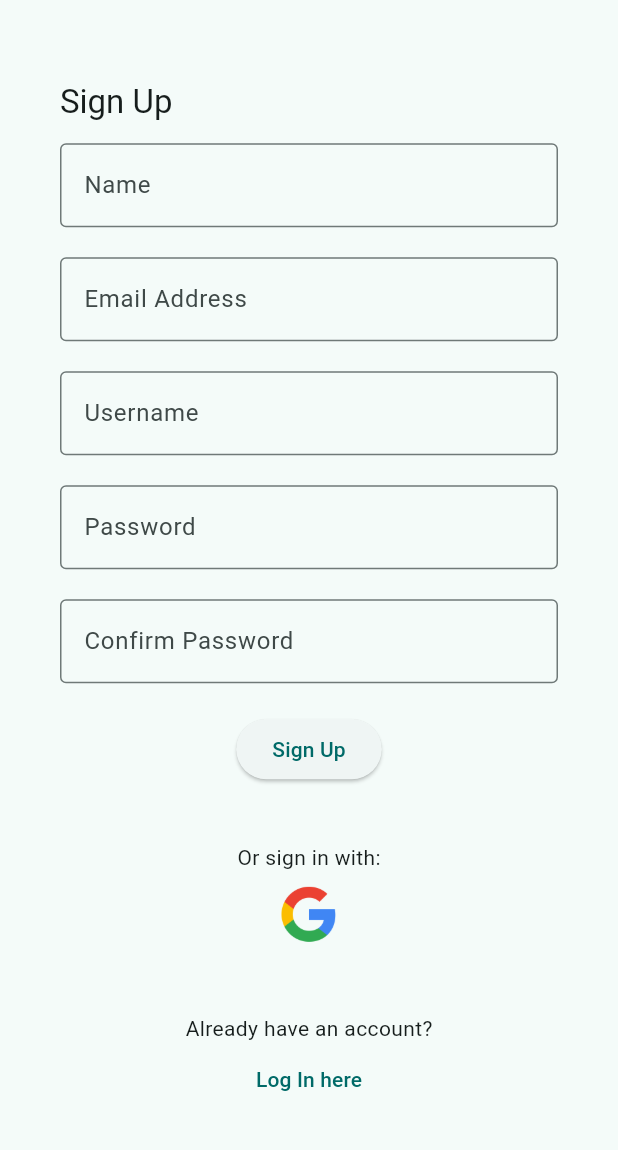
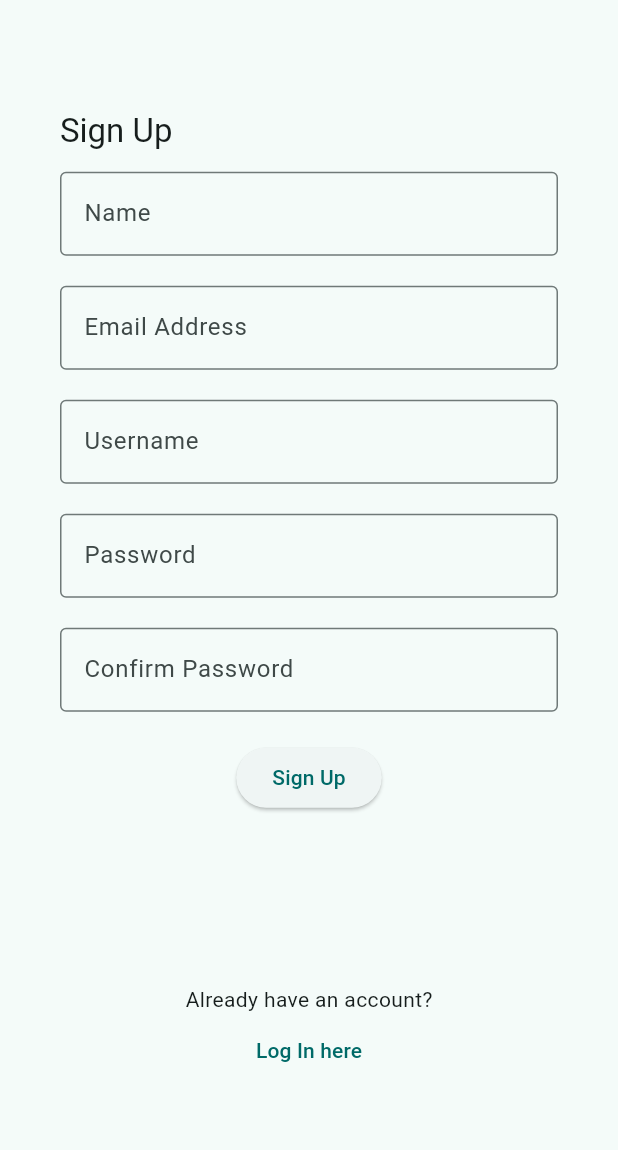
Before and after one commit to pes2324q2-gei-upc/Greeny, a Flutter app: the SignInPage screen opened directly, on a phone screen of 412 x 824 dp, the part 84-1234 px from its top. Run offline on Flutter 3.47's test engine with Material 3 defaults, Android fonts, the phone set to English and light mode, and no system bars; our stand-ins replace auto_size_text, carousel_slider, firebase_auth, firebase_core, flutter_cache_manager, flutter_dotenv and 12 more; missing offline and left inert: fluster, model_viewer_plus; accounts and stored records are empty.

Commit message:
hotfix/google login tret de signup

```diff
--- a/App/greeny/lib/Registration/sign_up.dart
+++ b/App/greeny/lib/Registration/sign_up.dart
@@ -150,25 +150,6 @@ class _SignInPageState extends State<SignInPage> {
                     ),
                   ),
                   const SizedBox(height: 20),
-                  Column(
-                    children: [
-                      Text(
-                        '${translate('Or sign in with')}:',
-                        style: Theme.of(context).textTheme.bodyMedium,
-                      ),
-                      IconButton(
-                        icon: const Image(
-                          image: AssetImage('assets/icons/google.png'),
-                          height: 40,
-                          width: 40,
-                        ),
-                        iconSize: 30,
-                        tooltip: translate('Sign in with Google'),
-                        onPressed: googleLogIn,
-                      ),
-                    ],
-                  ),
-                  const SizedBox(height: 20),
                   Row(
                     mainAxisAlignment: MainAxisAlignment.center,
                     crossAxisAlignment: CrossAxisAlignment.end,
@@ -203,14 +184,6 @@ class _SignInPageState extends State<SignInPage> {
           await UserAuth().userRegister(name, username, email, password);
       checkSuccess(res);
     }
-  }
-
-  Future<void> googleLogIn() async {
-    setState(() {
-      _loading = true;
-    });
-    bool ok = await UserAuth().userGoogleAuth();
-    checkSuccess(ok ? 'ok' : 'Could not log in. Please try it later');
   }
 
   void checkSuccess(String res) {
```
